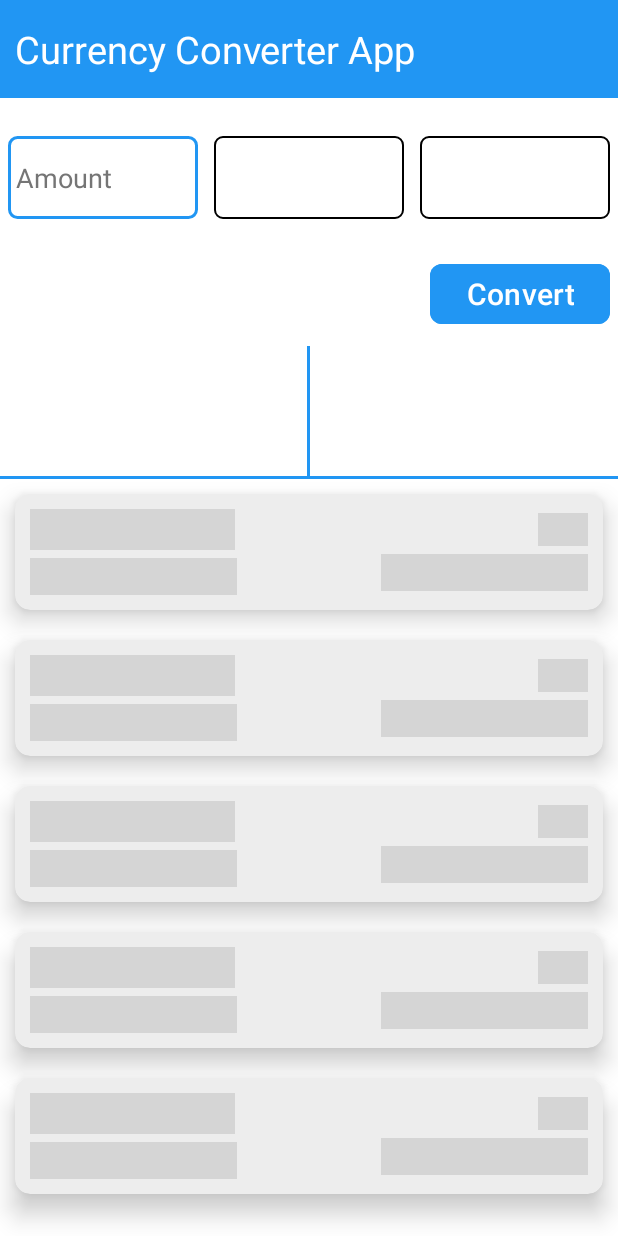
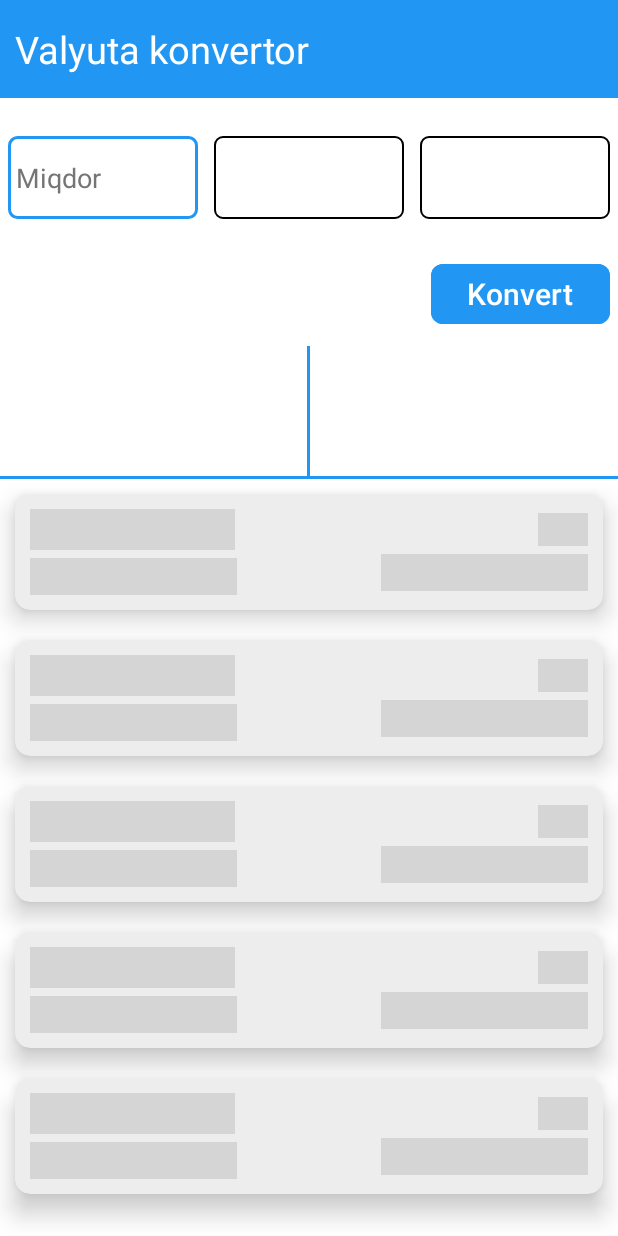
Before and after one commit to Ilmiddin1701/Currency-Converter, an Android app: the screen it shows after launch (MainActivity), on a phone screen of 412 x 824 dp. Run offline under Robolectric (Android 15) with nearby library versions, the light colour scheme and no system bars; our stand-ins replace Shimmer, Volley.

Commit message:
currency converter

```diff
--- a/app/src/main/res/layout/activity_main.xml
+++ b/app/src/main/res/layout/activity_main.xml
@@ -26,7 +26,7 @@
         android:visibility="gone"
         android:gravity="center"
         android:layout_gravity="center_horizontal"
-        android:text="No internet connection! Connecting the device \nto the Internet will cause the application to work properly."
+        android:text="Internet aloqasi yo'q! Qurilmani internetga \nulash ilovaning to'g'ri ishlashiga sabab bo'ladi."
         android:layout_marginTop="15dp"
         android:textColor="#FF0000" />
 
--- a/app/src/main/res/values/strings.xml
+++ b/app/src/main/res/values/strings.xml
@@ -1,11 +1,11 @@
 <resources>
     <string name="app_name">ValutaConverterApp</string>
-    <string name="currency_converter_app">Currency Converter App</string>
+    <string name="currency_converter_app">Valyuta konvertor</string>
     <string name="to">To</string>
     <string name="cad">CAD</string>
     <string name="from">From</string>
-    <string name="amount">Amount</string>
-    <string name="convert">Convert</string>
+    <string name="amount">Miqdor</string>
+    <string name="convert">Konvert</string>
     <string name="currency_name">Currency name</string>
     <string name="currency_amount">Currency amount</string>
     <string name="date">Date</string>
```
